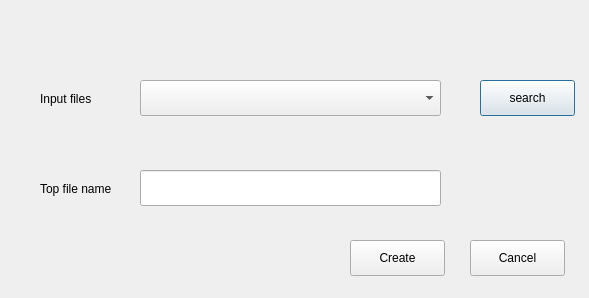
DRubioG/HDLHelper, file src/UI/UIs/Top_file_generator_UI.ui: the form before one commit.
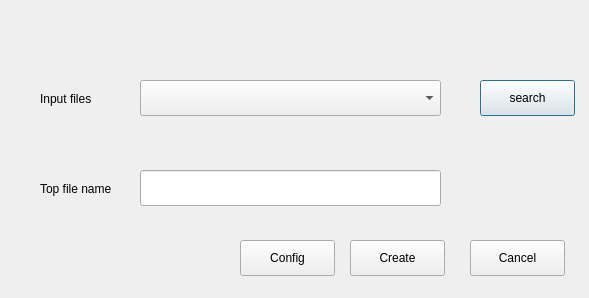
The form after the commit.

What changed in the file:
```diff
--- a/src/UI/UIs/Top_file_generator_UI.ui
+++ b/src/UI/UIs/Top_file_generator_UI.ui
@@ -98,6 +98,19 @@
     <string>Create</string>
    </property>
   </widget>
+  <widget class="QPushButton" name="pushButton_config">
+   <property name="geometry">
+    <rect>
+     <x>240</x>
+     <y>240</y>
+     <width>95</width>
+     <height>36</height>
+    </rect>
+   </property>
+   <property name="text">
+    <string>Config</string>
+   </property>
+  </widget>
  </widget>
  <resources/>
  <connections/>
```
